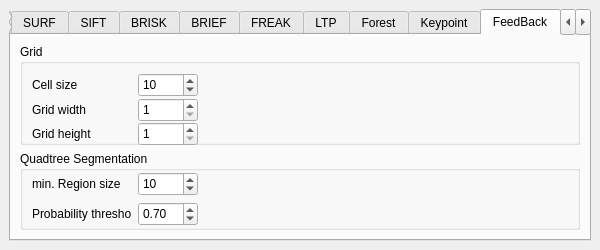
Above: src/terratrainer/ui/terra_preferences.ui from cogsys-tuebingen/csapex before the change. Below: the same form after it.
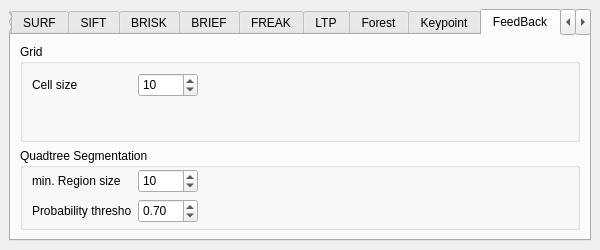
That is the form after the change. The open tabs and pages were chosen to show the change.

Diff of the .ui file:
```diff
--- a/src/terratrainer/ui/terra_preferences.ui
+++ b/src/terratrainer/ui/terra_preferences.ui
@@ -1400,76 +1400,6 @@
              </property>
             </widget>
            </item>
-           <item row="1" column="0">
-            <widget class="QLabel" name="label_gridWidth">
-             <property name="minimumSize">
-              <size>
-               <width>0</width>
-               <height>24</height>
-              </size>
-             </property>
-             <property name="text">
-              <string>Grid width</string>
-             </property>
-            </widget>
-           </item>
-           <item row="2" column="0">
-            <widget class="QLabel" name="label_gridHeight">
-             <property name="minimumSize">
-              <size>
-               <width>0</width>
-               <height>24</height>
-              </size>
-             </property>
-             <property name="text">
-              <string>Grid height</string>
-             </property>
-            </widget>
-           </item>
-           <item row="2" column="1">
-            <widget class="QSpinBox" name="spinBox_gridHeight">
-             <property name="minimumSize">
-              <size>
-               <width>60</width>
-               <height>24</height>
-              </size>
-             </property>
-             <property name="maximumSize">
-              <size>
-               <width>60</width>
-               <height>24</height>
-              </size>
-             </property>
-             <property name="minimum">
-              <number>1</number>
-             </property>
-             <property name="maximum">
-              <number>800</number>
-             </property>
-            </widget>
-           </item>
-           <item row="1" column="1">
-            <widget class="QSpinBox" name="spinBox_gridWidth">
-             <property name="minimumSize">
-              <size>
-               <width>60</width>
-               <height>24</height>
-              </size>
-             </property>
-             <property name="maximumSize">
-              <size>
-               <width>60</width>
-               <height>24</height>
-              </size>
-             </property>
-             <property name="minimum">
-              <number>1</number>
-             </property>
-             <property name="maximum">
-              <number>1280</number>
-             </property>
-            </widget>
-           </item>
           </layout>
          </widget>
         </item>
```
